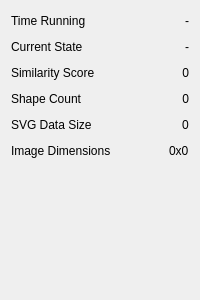
This is geometrize/dialog/imagejobstatswidget.ui in Tw1ddle/geometrize as Qt 5 draws it before an edit. The edited form follows.
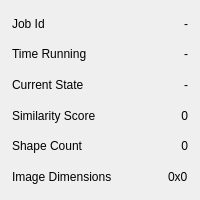
This is the edited form.

```diff
--- a/geometrize/dialog/imagejobstatswidget.ui
+++ b/geometrize/dialog/imagejobstatswidget.ui
@@ -7,15 +7,73 @@
     <x>0</x>
     <y>0</y>
     <width>200</width>
-    <height>300</height>
+    <height>200</height>
    </rect>
   </property>
+  <property name="sizePolicy">
+   <sizepolicy hsizetype="Preferred" vsizetype="Fixed">
+    <horstretch>0</horstretch>
+    <verstretch>0</verstretch>
+   </sizepolicy>
+  </property>
   <property name="windowTitle">
    <string>Form</string>
   </property>
   <layout class="QVBoxLayout" name="verticalLayout">
+   <property name="spacing">
+    <number>8</number>
+   </property>
+   <property name="leftMargin">
+    <number>12</number>
+   </property>
+   <property name="topMargin">
+    <number>12</number>
+   </property>
+   <property name="rightMargin">
+    <number>12</number>
+   </property>
+   <property name="bottomMargin">
+    <number>12</number>
+   </property>
+   <item>
+    <layout class="QHBoxLayout" name="horizontalLayout_5">
+     <property name="spacing">
+      <number>8</number>
+     </property>
+     <item>
+      <widget class="QLabel" name="jobIdLabel">
+       <property name="text">
+        <string>Job Id</string>
+       </property>
+      </widget>
+     </item>
+     <item>
+      <spacer name="horizontalSpacer_7">
+       <property name="orientation">
+        <enum>Qt::Horizontal</enum>
+       </property>
+       <property name="sizeHint" stdset="0">
+        <size>
+         <width>40</width>
+         <height>20</height>
+        </size>
+       </property>
+      </spacer>
+     </item>
+     <item>
+      <widget class="QLabel" name="jobIdValueLabel">
+       <property name="text">
+        <string notr="true">-</string>
+       </property>
+      </widget>
+     </item>
+    </layout>
+   </item>
    <item>
     <layout class="QHBoxLayout" name="horizontalLayout">
+     <property name="spacing">
+      <number>8</number>
+     </property>
      <item>
       <widget class="QLabel" name="timeRunningLabel">
        <property name="text">
@@ -53,6 +111,9 @@
    </item>
    <item>
     <layout class="QHBoxLayout" name="horizontalLayout_2">
+     <property name="spacing">
+      <number>8</number>
+     </property>
      <item>
       <widget class="QLabel" name="currentStateLabel">
        <property name="text">
@@ -90,6 +151,9 @@
    </item>
    <item>
     <layout class="QHBoxLayout" name="targetSimilarityLayout">
+     <property name="spacing">
+      <number>8</number>
+     </property>
      <item>
       <widget class="QLabel" name="targetSimilarityLabel">
        <property name="text">
@@ -127,6 +191,9 @@
    </item>
    <item>
     <layout class="QHBoxLayout" name="shapeCountLayout">
+     <property name="spacing">
+      <number>8</number>
+     </property>
      <item>
       <widget class="QLabel" name="shapeCountLabel">
        <property name="text">
@@ -162,39 +229,11 @@
      </item>
     </layout>
    </item>
-   <item>
-    <layout class="QHBoxLayout" name="horizontalLayout_3">
-     <item>
-      <widget class="QLabel" name="svgDataSizeLabel">
-       <property name="text">
-        <string>SVG Data Size</string>
-       </property>
-      </widget>
-     </item>
-     <item>
-      <spacer name="horizontalSpacer_5">
-       <property name="orientation">
-        <enum>Qt::Horizontal</enum>
-       </property>
-       <property name="sizeHint" stdset="0">
-        <size>
-         <width>40</width>
-         <height>20</height>
-        </size>
-       </property>
-      </spacer>
-     </item>
-     <item>
-      <widget class="QLabel" name="svgDataSizeValueLabel">
-       <property name="text">
-        <string notr="true">0</string>
-       </property>
-      </widget>
-     </item>
-    </layout>
-   </item>
    <item>
     <layout class="QHBoxLayout" name="horizontalLayout_4">
+     <property name="spacing">
+      <number>8</number>
+     </property>
      <item>
       <widget class="QLabel" name="imageDimensionsLabel">
        <property name="text">
@@ -224,19 +263,6 @@
      </item>
     </layout>
    </item>
-   <item>
-    <spacer name="verticalSpacer">
-     <property name="orientation">
-      <enum>Qt::Vertical</enum>
-     </property>
-     <property name="sizeHint" stdset="0">
-      <size>
-       <width>20</width>
-       <height>253</height>
-      </size>
-     </property>
-    </spacer>
-   </item>
   </layout>
  </widget>
  <resources/>
```
